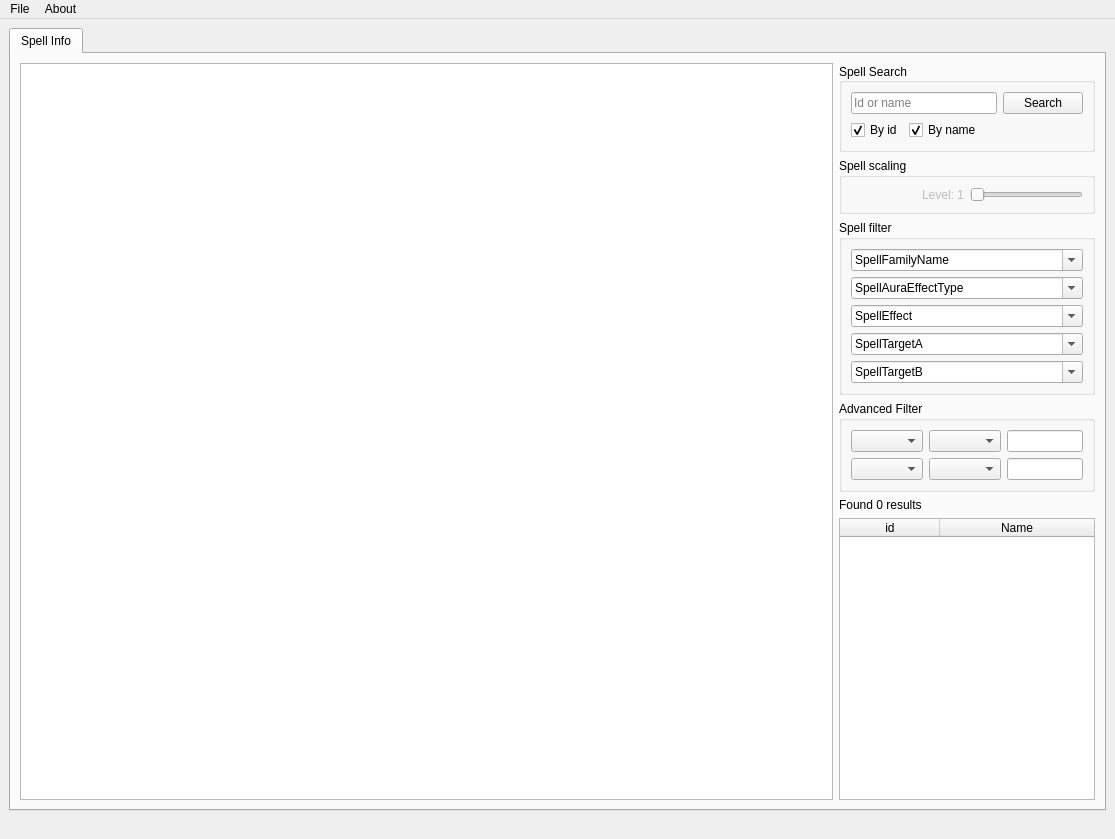
The window that src/Forms/mainwindow.ui (sanctum32/QWoWSpellWork) describes before a commit, drawn with Qt 5.
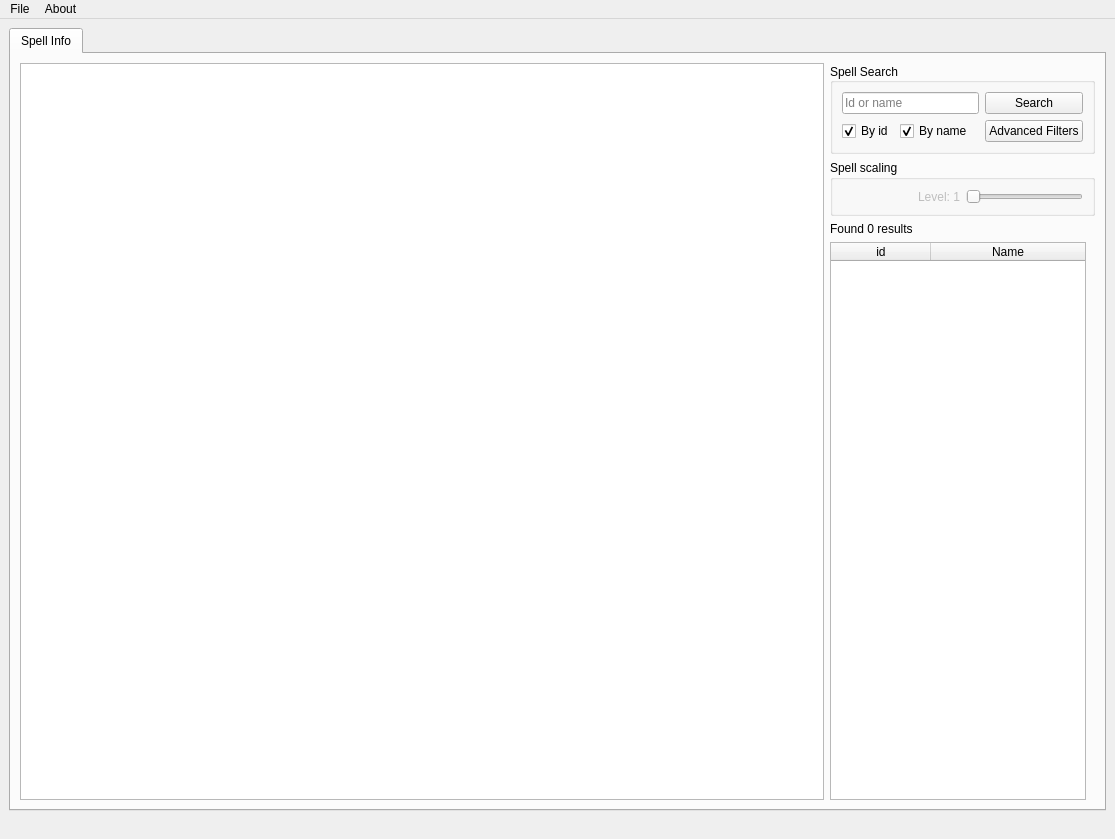
The same window after the commit.

Commit message: Moved spell filters to separate form + reduced overhead in combobox values

What changed in the file:
```diff
--- a/src/Forms/mainwindow.ui
+++ b/src/Forms/mainwindow.ui
@@ -208,6 +208,13 @@
                </property>
               </widget>
              </item>
+             <item row="2" column="3">
+              <widget class="QPushButton" name="advSearchBtn">
+               <property name="text">
+                <string>Advanced Filters</string>
+               </property>
+              </widget>
+             </item>
             </layout>
            </widget>
           </item>
@@ -255,134 +262,6 @@
             </layout>
            </widget>
           </item>
-          <item>
-           <widget class="QGroupBox" name="spellFilterGroup">
-            <property name="title">
-             <string>Spell filter</string>
-            </property>
-            <layout class="QVBoxLayout" name="verticalLayout_3">
-             <item>
-              <widget class="QComboBox" name="SpellFamilyFilter">
-               <property name="editable">
-                <bool>true</bool>
-               </property>
-               <property name="currentText">
-                <string>SpellFamilyName</string>
-               </property>
-              </widget>
-             </item>
-             <item>
-              <widget class="QComboBox" name="SpellAuraTypeFilter">
-               <property name="editable">
-                <bool>true</bool>
-               </property>
-               <property name="currentText">
-                <string>SpellAuraEffectType</string>
-               </property>
-              </widget>
-             </item>
-             <item>
-              <widget class="QComboBox" name="SpellEffectFilter">
-               <property name="editable">
-                <bool>true</bool>
-               </property>
-               <property name="currentText">
-                <string>SpellEffect</string>
-               </property>
-              </widget>
-             </item>
-             <item>
-              <widget class="QComboBox" name="SpellTargetFilterA">
-               <property name="editable">
-                <bool>true</bool>
-               </property>
-               <property name="currentText">
-                <string>SpellTargetA</string>
-               </property>
-              </widget>
-             </item>
-             <item>
-              <widget class="QComboBox" name="SpellTargetFilterB">
-               <property name="editable">
-                <bool>true</bool>
-               </property>
-               <property name="currentText">
-                <string>SpellTargetB</string>
-               </property>
-              </widget>
-             </item>
-            </layout>
-           </widget>
-          </item>
-          <item>
-           <widget class="QGroupBox" name="groupBox">
-            <property name="title">
-             <string>Advanced Filter</string>
-            </property>
-            <layout class="QGridLayout" name="gridLayout_5">
-             <item row="0" column="0">
-              <widget class="QComboBox" name="advFilterTypes1">
-               <property name="sizePolicy">
-                <sizepolicy hsizetype="Preferred" vsizetype="Preferred">
-                 <horstretch>0</horstretch>
-                 <verstretch>0</verstretch>
-                </sizepolicy>
-               </property>
-              </widget>
-             </item>
-             <item row="0" column="1">
-              <widget class="QComboBox" name="advFilterCondition1">
-               <property name="sizePolicy">
-                <sizepolicy hsizetype="Preferred" vsizetype="Preferred">
-                 <horstretch>0</horstretch>
-                 <verstretch>0</verstretch>
-                </sizepolicy>
-               </property>
-              </widget>
-             </item>
-             <item row="0" column="2">
-              <widget class="QLineEdit" name="advFilterInput1">
-               <property name="sizePolicy">
-                <sizepolicy hsizetype="Preferred" vsizetype="Fixed">
-                 <horstretch>0</horstretch>
-                 <verstretch>0</verstretch>
-                </sizepolicy>
-               </property>
-              </widget>
-             </item>
-             <item row="1" column="0">
-              <widget class="QComboBox" name="advFilterTypes2">
-               <property name="sizePolicy">
-                <sizepolicy hsizetype="Preferred" vsizetype="Preferred">
-                 <horstretch>0</horstretch>
-                 <verstretch>0</verstretch>
-                </sizepolicy>
-               </property>
-              </widget>
-             </item>
-             <item row="1" column="1">
-              <widget class="QComboBox" name="advFilterCondition2">
-               <property name="sizePolicy">
-                <sizepolicy hsizetype="Preferred" vsizetype="Preferred">
-                 <horstretch>0</horstretch>
-                 <verstretch>0</verstretch>
-                </sizepolicy>
-               </property>
-              </widget>
-             </item>
-             <item row="1" column="2">
-              <widget class="QLineEdit" name="advFilterInput2">
-               <property name="sizePolicy">
-                <sizepolicy hsizetype="Preferred" vsizetype="Preferred">
-                 <horstretch>0</horstretch>
-                 <verstretch>0</verstretch>
-                </sizepolicy>
-               </property>
-              </widget>
-             </item>
-            </layout>
-           </widget>
-          </item>
           <item>
            <widget class="QLabel" name="resultCountLabel">
             <property name="text">
```
The commit also changes 8 other files.
